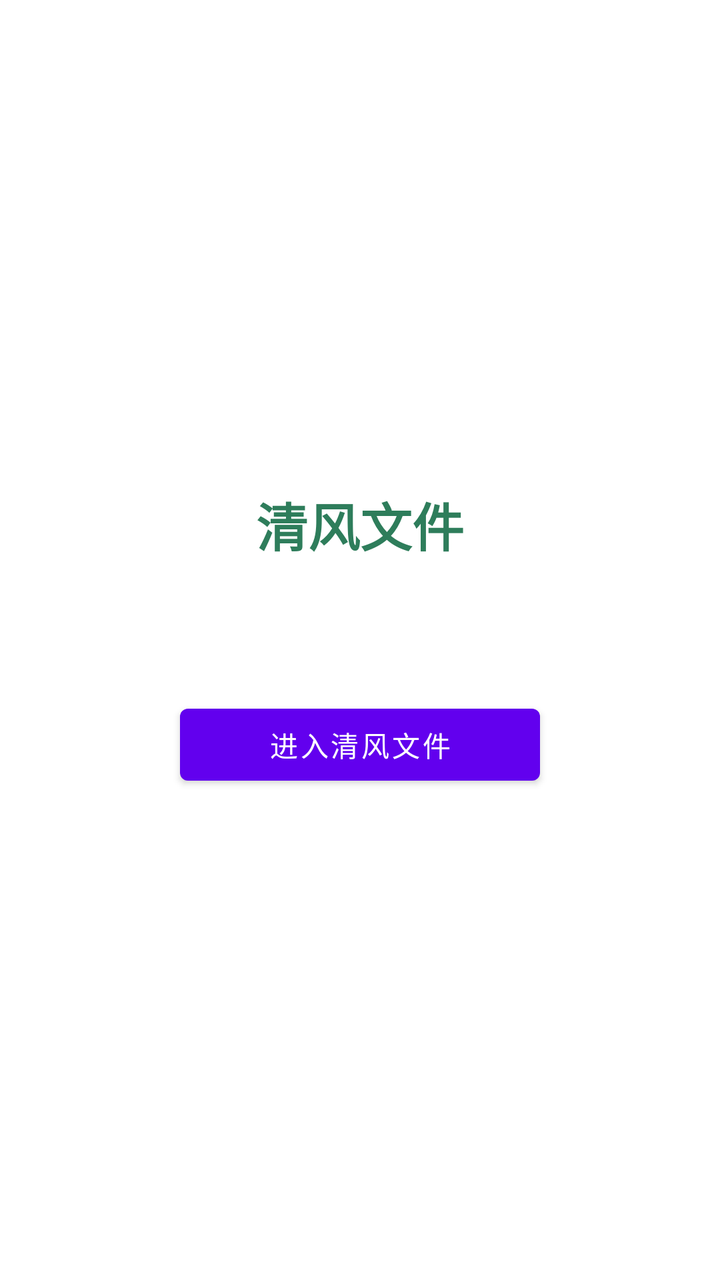
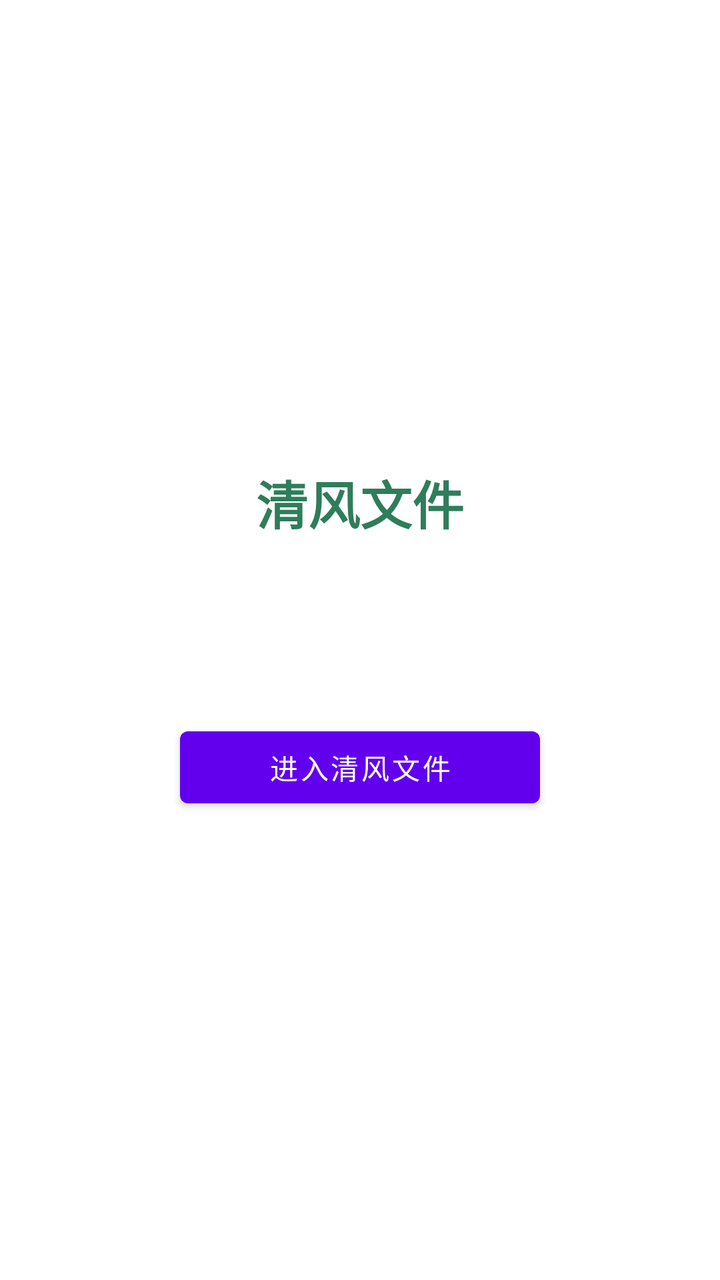

Before-and-after screenshots of an Android layout around one commit, followed by the original layout XML and the change that was made.
<!-- AndroidManifest.xml: application theme Theme.QingfengFiles -->
<!-- res/layout/activity_main.xml -->
<?xml version="1.0" encoding="utf-8"?>
<LinearLayout xmlns:android="http://schemas.android.com/apk/res/android"
    android:layout_width="match_parent"
    android:layout_height="match_parent"
    android:orientation="vertical"
    android:gravity="center"
    android:padding="32dp">

    <TextView
        android:id="@+id/tvTitle"
        android:layout_width="wrap_content"
        android:layout_height="wrap_content"
        android:text="@string/app_name"
        android:textColor="@color/primary"
        android:textSize="26sp"
        android:textStyle="bold" />

    <TextView
        android:id="@+id/tvStatus"
        android:layout_width="match_parent"
        android:layout_height="wrap_content"
        android:layout_marginTop="20dp"
        android:gravity="center"
        android:lineSpacingExtra="4dp"
        android:textColor="?android:attr/textColorSecondary"
        android:textSize="14sp" />

    <Button
        android:id="@+id/btnAction"
        android:layout_width="wrap_content"
        android:layout_height="wrap_content"
        android:layout_marginTop="28dp"
        android:minWidth="180dp"
        android:text="进入清风文件" />

</LinearLayout>
<!-- resources referenced by this layout -->
<resources>
  <color name="primary">#2E7D5B</color>
  <string name="app_name">清风文件</string>
  <style name="Theme.QingfengFiles" parent="Theme.MaterialComponents.DayNight.NoActionBar">
          <item name="android:statusBarColor">@android:color/transparent</item>
          <item name="android:windowLightStatusBar">true</item>
      </style>
</resources>

<!-- the commit's change to res/layout/activity_main.xml (unified diff, before → after) -->
@@ -14,6 +14,14 @@
         android:textColor="@color/primary"
         android:textSize="26sp"
         android:textStyle="bold" />
+
+    <TextView
+        android:id="@+id/tvVersion"
+        android:layout_width="wrap_content"
+        android:layout_height="wrap_content"
+        android:layout_marginTop="6dp"
+        android:textSize="12sp"
+        android:textColor="@color/accent" />
 
     <TextView
         android:id="@+id/tvStatus"
<!-- resource entries referenced after the edit -->
@@ -1,5 +1,6 @@
 <!-- resources referenced by this layout -->
 <resources>
+  <color name="accent">#4CAF7D</color>
   <color name="primary">#2E7D5B</color>
   <string name="app_name">清风文件</string>
   <style name="Theme.QingfengFiles" parent="Theme.MaterialComponents.DayNight.NoActionBar">
